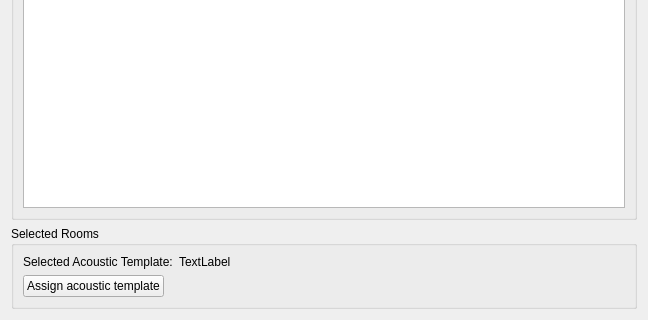
Qt form SIM-VICUS/src/SVPropBuildingAcousticTemplatesWidget.ui (ghorwin/SIM-VICUS) before a commit; both pictures show x 0 to 648 and y 383 to 703 of the 648 by 703 pixel window.
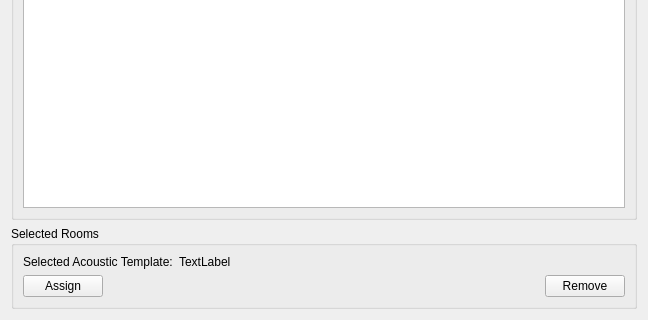
The same form after that commit.

Commit message: add new action for acoustic parametrization, add coloring mode

Diff of the .ui file:
```diff
--- a/SIM-VICUS/src/SVPropBuildingAcousticTemplatesWidget.ui
+++ b/SIM-VICUS/src/SVPropBuildingAcousticTemplatesWidget.ui
@@ -61,7 +61,7 @@
         <item>
          <widget class="QPushButton" name="pushButtonAssignAcousticTemplate">
           <property name="text">
-           <string>Assign acoustic template</string>
+           <string>Assign</string>
           </property>
          </widget>
         </item>
@@ -78,6 +78,13 @@
           </property>
          </spacer>
         </item>
+        <item>
+         <widget class="QPushButton" name="pushButtonDeleteTemplate">
+          <property name="text">
+           <string>Remove</string>
+          </property>
+         </widget>
+        </item>
        </layout>
       </item>
      </layout>
```
The commit also changes 15 other files.
